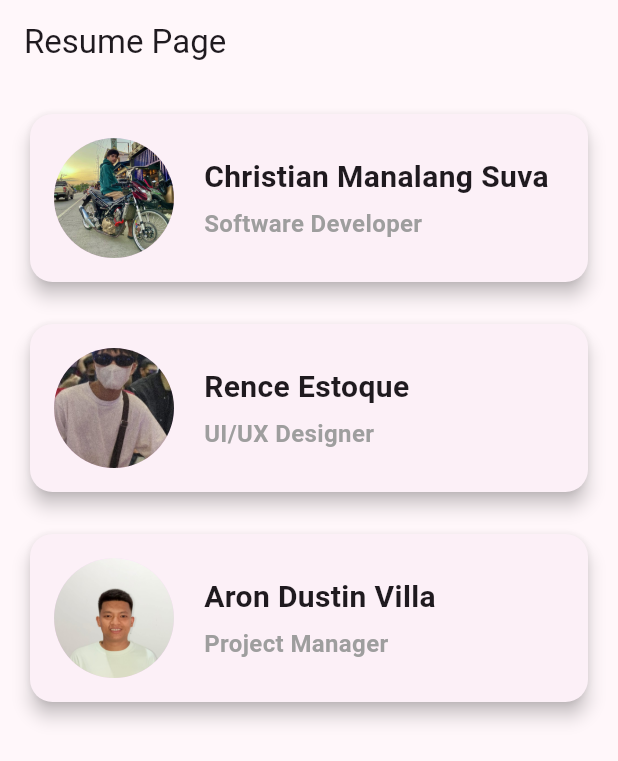
After one commit to Chanok15/activity_resume, a Flutter app: the ResumePage screen opened directly, on a phone screen of 412 x 824 dp. The commit adds this screen. Shown: the top 761 px of the screen. Run offline on Flutter 3.47's test engine with Material 3 defaults, Android fonts, the phone set to English and light mode, and no system bars.

Commit message:
added assets folder edit pubspec, added resume.dart for homepage and added some details design

```diff
--- a/lib/main.dart
+++ b/lib/main.dart
@@ -2,7 +2,7 @@ import 'package:activity_resume/screens/login.dart';
 import 'package:flutter/material.dart';
 
 void main() {
-  runApp(const ResumeApp());
+  runApp( ResumeApp());
 }
 
 class ResumeApp extends StatelessWidget {
@@ -17,7 +17,6 @@ class ResumeApp extends StatelessWidget {
         colorScheme: ColorScheme.fromSeed(seedColor: Colors.purple),
         useMaterial3: true,
       ),
-
       darkTheme: ThemeData(
         colorScheme: ColorScheme.fromSeed(seedColor: Colors.purple, brightness: Brightness.dark),
         useMaterial3: true,
--- a/lib/screens/login.dart
+++ b/lib/screens/login.dart
@@ -1,3 +1,4 @@
+import 'package:activity_resume/screens/resume_page.dart';
 import 'package:flutter/material.dart';
 
 class LoginPage extends StatefulWidget {
@@ -6,6 +7,7 @@ class LoginPage extends StatefulWidget {
   @override
   State<LoginPage> createState() => _LoginPageState();
 }
+
 class _LoginPageState extends State<LoginPage> {
   final TextEditingController _usernameController = TextEditingController();
   final TextEditingController _passwordController = TextEditingController();
@@ -16,18 +18,9 @@ class _LoginPageState extends State<LoginPage> {
     final password = _passwordController.text;
 
     if (username == 'testing' && password == '123') {
-      showDialog(
-        context: context,
-        builder: (context) => AlertDialog(
-          title: const Text('Login Successful'),
-          content: const Text('Welcome!'),
-          actions: [
-            TextButton(
-              onPressed: () => Navigator.pop(context),
-              child: const Text('OK'),
-            ),
-          ],
-        ),
+      Navigator.pushReplacement(
+        context,
+        MaterialPageRoute(builder: (context) => const ResumePage()),
       );
     } else {
       showDialog(
@@ -45,6 +38,7 @@ class _LoginPageState extends State<LoginPage> {
       );
     }
   }
+
   @override
   Widget build(BuildContext context) {
     return Scaffold(
--- /dev/null
+++ b/lib/screens/resume_page.dart
@@ -0,0 +1,91 @@
+import 'package:flutter/material.dart';
+
+class ResumePage extends StatelessWidget {
+  const ResumePage({super.key});
+
+  @override
+  Widget build(BuildContext context) {
+    return Scaffold(
+      appBar: AppBar(
+        title: const Text('Resume Page'),
+      ),
+      body: ListView(
+        padding: const EdgeInsets.all(16.0),
+        children: const [
+          ResumeCard(
+            name: 'Christian Manalang Suva',
+            position: 'Software Developer',
+            avatarPath: 'assets/images/christian.jpg',
+          ),
+          SizedBox(height: 20),
+          ResumeCard(
+            name: 'Rence Estoque',
+            position: 'UI/UX Designer',
+            avatarPath: 'assets/images/rence.jpg',
+          ),
+          SizedBox(height: 20),
+          ResumeCard(
+            name: 'Aron Dustin Villa',
+            position: 'Project Manager',
+            avatarPath: 'assets/images/dustin.jpg',
+          ),
+
+        ],
+      ),
+    );
+  }
+}
+
+class ResumeCard extends StatelessWidget {
+  final String name;
+  final String position;
+  final String avatarPath;
+
+  const ResumeCard({
+    super.key,
+    required this.name,
+    required this.position,
+    required this.avatarPath,
+  });
+
+  @override
+  Widget build(BuildContext context) {
+    return Card(
+      shape: RoundedRectangleBorder(borderRadius: BorderRadius.circular(15)),
+      elevation: 5,
+      child: Padding(
+        padding: const EdgeInsets.all(16.0),
+        child: Row(
+          children: [
+            CircleAvatar(
+              radius: 40,
+              backgroundImage: AssetImage(avatarPath),
+            ),
+            const SizedBox(width: 20),
+            Column(
+              crossAxisAlignment: CrossAxisAlignment.start,
+              children: [
+                Text(
+                  name,
+                  style: const TextStyle(
+                    fontSize: 20,
+                    fontWeight: FontWeight.bold,
+                  ),
+                ),
+                const SizedBox(height: 5),
+                Text(
+                  position,
+                  style: const TextStyle(
+                    fontSize: 16,
+                    fontWeight: FontWeight.w600,
+                    color: Colors.grey,
+                  ),
+                ),
+              ],
+            ),
+          ],
+        ),
+      ),
+    );
+  }
+}
```
Also changed, not shown: pubspec.yaml (+6 -3 lines), assets/images/christian.jpg (added), assets/images/dustin.jpg (added), assets/images/rence.jpg (added).
